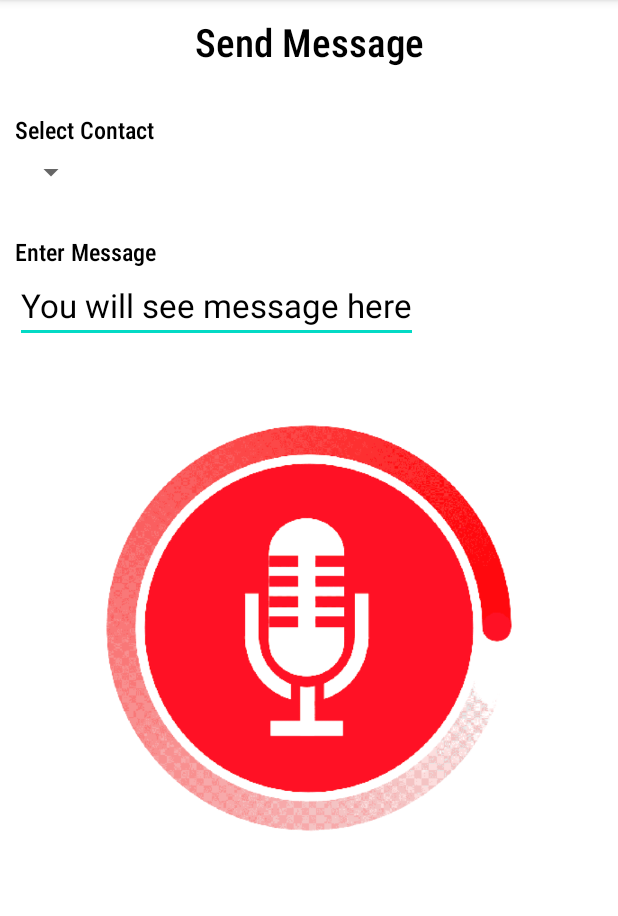
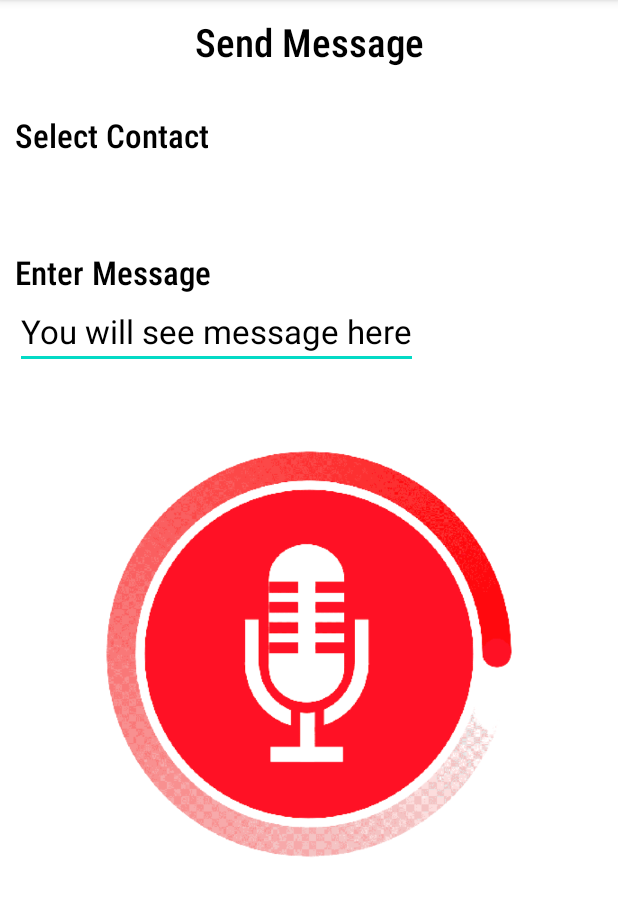
Before and after one commit to Rikanthan/voice_email, an Android app: the Home screen opened directly, with no data from a screen before it, on a phone screen of 412 x 824 dp, the part 84-1000 px from its top. Run offline under Robolectric (Android 15) with nearby library versions, the phone set to English and light mode, and no system bars; our stand-ins replace Firebase (no records; nobody signed in at launch, a user with empty details on screens opened directly); Roboto replaces fonts that are not available here.

Commit message:
splash screen

```diff
--- a/app/src/main/AndroidManifest.xml
+++ b/app/src/main/AndroidManifest.xml
@@ -11,7 +11,9 @@
         android:roundIcon="@drawable/logo3"
         android:supportsRtl="true"
         android:theme="@style/Theme.Iemail">
-        <activity android:name=".Contacts"></activity>
+        <activity android:name=".SplashScreen"
+            android:theme="@style/SplashTheme"></activity>
+        <activity android:name=".Contacts" />
         <activity android:name=".Actions" />
         <activity android:name=".ShowSentbox" />
         <activity android:name=".ShowInbox" />
--- a/app/src/main/java/com/example/i_email/Home.java
+++ b/app/src/main/java/com/example/i_email/Home.java
@@ -25,6 +25,7 @@ import android.widget.AdapterView;
 import android.widget.ArrayAdapter;
 import android.widget.EditText;
 import android.widget.Spinner;
+import android.widget.TextView;
 import android.widget.Toast;
 import android.widget.Toolbar;
 
@@ -43,34 +44,30 @@ import java.util.ArrayList;
 import java.util.Calendar;
 import java.util.Date;
 import java.util.Locale;
-import java.util.Objects;
-import java.util.UUID;
 
-public class Home extends AppCompatActivity implements AdapterView.OnItemSelectedListener {
+
+public class Home extends AppCompatActivity{
     private TextToSpeech speechText;
     FirebaseAuth firebaseAuth;
     DatabaseReference reff;
     DatabaseReference userReff;
-    Spinner spinner;
-    String inboxid = "";
-    long sentboxid = 0;
-    ArrayAdapter<String> adapter;
-    ArrayList<String> spinnerDataList = new ArrayList<>();
-    ArrayList<String> contacts = new ArrayList<>();
+    TextView contactView;
+    String id = "";
     String receiverId = "";
     String selectedUser = "";
     String currentDate = "";
     String currentTime = "";
+    String sender = "";
     Inbox inbox;
     Sentbox sentbox;
     Toolbar tool;
-    boolean isGoToInbox = false;
-    boolean isGoToSentbox = false;
+
     @Override
     protected void onCreate(Bundle savedInstanceState) {
         super.onCreate(savedInstanceState);
         setContentView(R.layout.activity_home);
         tool = findViewById(R.id.toolbar);
+        contactView = findViewById(R.id.contactName);
         setSupportActionBar(tool);
         checkPermission();
        final EditText  msg = findViewById(R.id.editText);
@@ -79,7 +76,10 @@ public class Home extends AppCompatActivity implements AdapterView.OnItemSelecte
         String uid= firebaseUser.getUid();
          inbox = new Inbox();
          sentbox = new Sentbox();
-        System.out.println("current user"+uid);
+         receiverId = getIntent().getStringExtra("receiverId");
+         selectedUser = getIntent().getStringExtra("receiver");
+         sender = getIntent().getStringExtra("sender");
+        contactView.setText(selectedUser);
         speechText = new TextToSpeech(this, new TextToSpeech.OnInitListener() {
             @Override
             public void onInit(int status) {
@@ -96,53 +96,9 @@ public class Home extends AppCompatActivity implements AdapterView.OnItemSelecte
                 }
             }
         });
-        spinner =(Spinner) findViewById(R.id.spinner);
-        spinner.setOnItemSelectedListener(this);
-        adapter = new ArrayAdapter<String>(Home.this, android.R.layout.simple_spinner_item,spinnerDataList);
-        adapter.setDropDownViewResource(android.R.layout.simple_spinner_dropdown_item);
-        spinner.setAdapter(adapter);
+
         userReff = FirebaseDatabase.getInstance().getReference().child("UserID");
         reff = FirebaseDatabase.getInstance().getReference().child("User");
-
-
-
-        userReff.addValueEventListener(new ValueEventListener() {
-            @Override
-            public void onDataChange(@NonNull DataSnapshot snapshot) {
-                for(DataSnapshot snapshot1: snapshot.getChildren())
-                {
-                    if(snapshot1.exists())
-                    {
-                        String val = snapshot1.getKey();
-                     //   spinnerDataList.add(val);
-                       // contacts.add(snapshot1.getValue().toString());
-                        boolean itsMe = false;
-                        if(uid.contains(snapshot1.getValue().toString()))
-                        {
-                            itsMe = true;
-                            spinnerDataList.add("Me");
-                            contacts.add(snapshot1.getValue().toString());
-                        }
-                        else if(!itsMe)
-                        {
-                        //     val = snapshot1.getKey();
-                            spinnerDataList.add(val);
-                            contacts.add(snapshot1.getValue().toString());
-                        }
-
-                    }
-
-                }
-                adapter.notifyDataSetChanged();
-            }
-
-            @Override
-            public void onCancelled(@NonNull DatabaseError error) {
-
-            }
-        });
-          adapter.notifyDataSetChanged();
-
         final Intent mSpeechRecognizerIntent = new Intent(RecognizerIntent.ACTION_RECOGNIZE_SPEECH);
         mSpeechRecognizerIntent.putExtra(RecognizerIntent.EXTRA_LANGUAGE_MODEL,
                 RecognizerIntent.LANGUAGE_MODEL_FREE_FORM);
@@ -173,19 +129,6 @@ public class Home extends AppCompatActivity implements AdapterView.OnItemSelecte
 
             @Override
             public void onEndOfSpeech() {
-                if(isGoToInbox)
-                {
-                    speak(  "You go to inbox");
-                }
-                else if(isGoToSentbox)
-                {
-                    speak(  "You go to sent box");
-                }
-                else if(!isGoToSentbox && !isGoToInbox)
-                {
-                    speak(  "Your message sent successfully");
-                }
-
             }
 
             @Override
@@ -203,35 +146,6 @@ public class Home extends AppCompatActivity implements AdapterView.OnItemSelecte
                 //displaying the first match
                 if (matches != null)
                     msg.setText(matches.get(0));
-                if(matches.get(0).contains("inbox"))
-                {
-                    Intent i1 = new Intent(Home.this,ShowInbox.class);
-                    startActivity(i1);
-                    isGoToInbox = true;
-                }
-                else if(matches.get(0).contains("send box"))
-                {
-                    Intent i2 = new Intent(Home.this,ShowSentbox.class);
-                    startActivity(i2);
-                    isGoToSentbox = true;
-                }
-                else if(!isGoToSentbox && !isGoToInbox)
-                {
-                    reff.child(uid).child("Sentbox").addValueEventListener(new ValueEventListener() {
-                        @Override
-                        public void onDataChange(@NonNull  DataSnapshot snapshot) {
-                            if(snapshot.exists())
-                            {
-                                sentboxid = snapshot.getChildrenCount();
-                            }
-                        }
-
-                        @Override
-                        public void onCancelled(@NonNull  DatabaseError error) {
-
-                        }
-                    });
-
                     SimpleDateFormat dateformatter = new SimpleDateFormat("dd MMM, yyyy");
                     SimpleDateFormat timeformatter = new SimpleDateFormat("HH:mm:ss a");
                     Date date = new Date();
@@ -241,18 +155,13 @@ public class Home extends AppCompatActivity implements AdapterView.OnItemSelecte
                     sentbox.setTime(currentTime);
                     sentbox.setMsg(msg.getText().toString().trim());
                     sentbox.setReceiver(selectedUser);
-                    reff.child(uid).child("Sentbox").child(String.valueOf(++sentboxid)).setValue(sentbox);
+                    id = currentDate+" "+currentTime;
+                    reff.child(uid).child("Sentbox").child(id).setValue(sentbox);
                     inbox.setDate(currentDate);
                     inbox.setTime(currentTime);
                     inbox.setMsg(msg.getText().toString().trim());
-                    inbox.setSender(spinnerDataList.get(contacts.indexOf(uid)));
-                    inboxid = UUID.randomUUID().toString();
-                    reff.child(receiverId).child("Inbox").child(inboxid).setValue(inbox);
-                }
-
-                System.out.println(msg.getText().toString());
-                System.out.println("Inbox:"+isGoToInbox);
-                System.out.println("SentBox"+isGoToSentbox);
+                    inbox.setSender(sender);
+                    reff.child(receiverId).child("Inbox").child(id).setValue(inbox);
 
             }
 
@@ -303,31 +212,6 @@ public class Home extends AppCompatActivity implements AdapterView.OnItemSelecte
             }
         }
     }
-    public void getSpeechInput(View view) {
-
-        Intent intent = new Intent(RecognizerIntent.ACTION_RECOGNIZE_SPEECH);
-        intent.putExtra(RecognizerIntent.EXTRA_LANGUAGE_MODEL, RecognizerIntent.LANGUAGE_MODEL_FREE_FORM);
-        intent.putExtra(RecognizerIntent.EXTRA_LANGUAGE, Locale.getDefault());
-        //txvResult.setText("Hello");
-        if (intent.resolveActivity(getPackageManager()) != null) {
-            startActivityForResult(intent, 10);
-        } else {
-            Toast.makeText(this, "Your Device Don't Support Speech Input", Toast.LENGTH_SHORT).show();
-        }
-    }
-
-    @Override
-    protected void onActivityResult(int requestCode, int resultCode, Intent data) {
-        super.onActivityResult(requestCode, resultCode, data);
-
-        switch (requestCode) {
-            case 10:
-                if (resultCode == RESULT_OK && data != null) {
-                    ArrayList<String> result = data.getStringArrayListExtra(RecognizerIntent.EXTRA_RESULTS);
-                }
-                break;
-        }
-    }
 
     public void speak(String text) {
         speechText.setPitch(0.8f);
@@ -343,23 +227,6 @@ public class Home extends AppCompatActivity implements AdapterView.OnItemSelecte
         super.onDestroy();
     }
 
-    @Override
-    public void onItemSelected(AdapterView<?> parent, View view, int position, long id) {
-        Toast.makeText(getApplicationContext(),spinnerDataList.get(position), Toast.LENGTH_LONG).show();
-        selectedUser = spinnerDataList.get(position);
-        receiverId = contacts.get(position);
-        speak("you selected "+spinnerDataList.get(position));
-    }
-
-    @Override
-    public void onNothingSelected(AdapterView<?> parent) {
-
-    }
-
-    @Override
-    public void onPointerCaptureChanged(boolean hasCapture) {
-
-    }
     @Override
     public boolean onCreateOptionsMenu(Menu menu) {
         MenuInflater inflater = getMenuInflater();
--- a/app/src/main/java/com/example/i_email/ShowInbox.java
+++ b/app/src/main/java/com/example/i_email/ShowInbox.java
@@ -35,6 +35,7 @@ public class ShowInbox extends AppCompatActivity implements InboxHolder.OnItemCl
     LinearLayoutManager linearLayoutManager;
     FirebaseAuth firebaseAuth;
     String fuser;
+    int position = 0;
     Button deletebutton;
     TextToSpeech speechText;
     InboxHolder mAdapter;
@@ -88,6 +89,11 @@ public class ShowInbox extends AppCompatActivity implements InboxHolder.OnItemCl
                     mycart.setTime(receiveTime);
                     Inbox showcart=new Inbox(msg,sender,receiveDate,receiveTime);
                     newcartlist.add(showcart);
+                    position++;
+                    if(position == snapshot.getChildrenCount())
+                    {
+                        speak("Your recent message "+msg +" send by"+sender+" at "+receiveDate+ "    "+ receiveTime);
+                    }
                 }
                 mAdapter = new InboxHolder(ShowInbox.this, newcartlist);
                 mAdapter.setOnItemClickListener(ShowInbox.this);
--- /dev/null
+++ b/app/src/main/res/drawable/bg_gredient.xml
@@ -0,0 +1,9 @@
+<?xml version="1.0" encoding="utf-8"?>
+<shape xmlns:android="http://schemas.android.com/apk/res/android" android:shape="rectangle">
+    <gradient
+        android:type="linear"
+        android:angle="135"
+        android:startColor="#ff1b49"
+        android:endColor="#e67d20" />
+
+</shape>
--- /dev/null
+++ b/app/src/main/res/drawable/splash_background.xml
@@ -0,0 +1,9 @@
+<?xml version="1.0" encoding="utf-8"?>
+<layer-list xmlns:android="http://schemas.android.com/apk/res/android">
+    <item
+        android:drawable="@drawable/bg_gredient"/>
+    <item>
+        <bitmap android:gravity="center"
+            android:src="@drawable/logo2"/>
+    </item>
+</layer-list>
--- a/app/src/main/res/layout/activity_home.xml
+++ b/app/src/main/res/layout/activity_home.xml
@@ -37,22 +37,21 @@
         android:text="Select Contact"
         android:textAlignment="textStart"
         android:textColor="@color/black"
+        android:textSize="22dp"
+        tools:ignore="RtlCompat" />
+    <TextView
+        android:id="@+id/contactName"
+        style="@android:style/Widget.DeviceDefault.Light.TextView"
+        android:layout_width="match_parent"
+        android:layout_height="wrap_content"
+        android:layout_gravity="center"
+        android:layout_marginTop="10dp"
+        android:fontFamily="sans-serif-condensed-medium"
+        android:text="Contact"
+        android:textAlignment="textStart"
+        android:textColor="@color/black"
         android:textSize="16dp"
         tools:ignore="RtlCompat" />
-    <androidx.appcompat.widget.LinearLayoutCompat
-        android:layout_width="match_parent"
-        android:layout_height="wrap_content"
-        android:orientation="horizontal"
-        >
-    <Spinner
-        android:id="@+id/spinner"
-        android:layout_width="wrap_content"
-        android:layout_height="wrap_content"
-        android:layout_marginTop="5dp"
-            />
-
-
-    </androidx.appcompat.widget.LinearLayoutCompat>
     <TextView
         android:id="@+id/textView4"
         style="@android:style/Widget.DeviceDefault.Light.TextView"
@@ -64,7 +63,7 @@
         android:text="Enter Message"
         android:textAlignment="textStart"
         android:textColor="@color/black"
-        android:textSize="16dp"
+        android:textSize="22dp"
         tools:ignore="RtlCompat" />
 
     <androidx.appcompat.widget.LinearLayoutCompat
--- a/app/src/main/res/values/themes.xml
+++ b/app/src/main/res/values/themes.xml
@@ -13,4 +13,11 @@
         <item name="android:statusBarColor" tools:targetApi="l">?attr/colorPrimaryVariant</item>
         <!-- Customize your theme here. -->
     </style>
+    <style name="SplashTheme" parent="Theme.MaterialComponents.Light.NoActionBar">
+        <item name="android:windowBackground">@drawable/splash_background</item>
+        <item name="colorPrimary">@color/colorPrimary</item>
+        <item name="colorPrimaryDark">@color/colorPrimaryDark</item>
+        <item name="colorAccent">@color/colorAccent</item>
+        <item name="colorOnBackground">@color/colorAccent</item>
+    </style>
 </resources>
```
Also changed, not shown: app/src/main/java/com/example/i_email/Actions.java (+11 -5 lines), app/src/main/java/com/example/i_email/Contacts.java (+16 -2 lines), app/src/main/java/com/example/i_email/MainActivity.java (+20 -3 lines), app/src/main/java/com/example/i_email/SplashScreen.java (added, +16 -0 lines), app/src/main/res/layout/activity_splash_screen.xml (added, +9 -0 lines).
